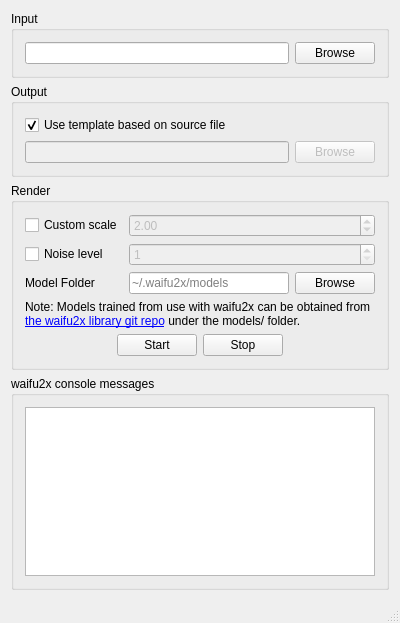
Old version of the form mainwindow.ui in the repository cmdrkotori/qtwaifu2x.
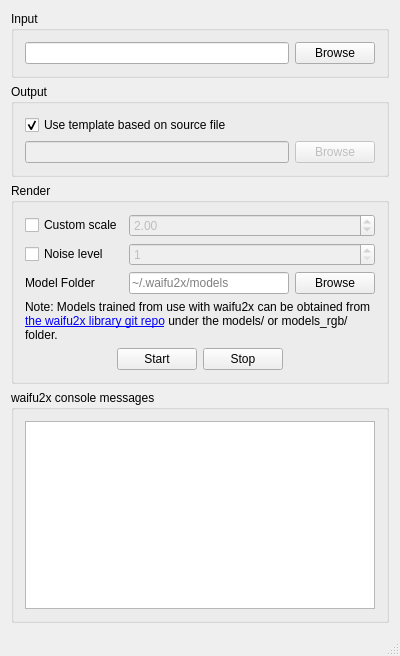
New version of the form.

Commit message:
mainwindow.ui: add text about model_rgb folder too
It's just as valid.

```diff
--- a/mainwindow.ui
+++ b/mainwindow.ui
@@ -7,7 +7,7 @@
     <x>0</x>
     <y>0</y>
     <width>400</width>
-    <height>623</height>
+    <height>656</height>
    </rect>
   </property>
   <property name="windowTitle">
@@ -176,7 +176,7 @@
             </sizepolicy>
            </property>
            <property name="text">
-            <string>Note: Models trained from use with waifu2x can be obtained from &lt;a href=&quot;https://github.com/nagadomi/waifu2x/&quot;&gt;the waifu2x library git repo&lt;/a&gt;  under the models/ folder.</string>
+            <string>Note: Models trained from use with waifu2x can be obtained from &lt;a href=&quot;https://github.com/nagadomi/waifu2x/&quot;&gt;the waifu2x library git repo&lt;/a&gt;  under the models/ or models_rgb/ folder.</string>
            </property>
            <property name="wordWrap">
             <bool>true</bool>
```
